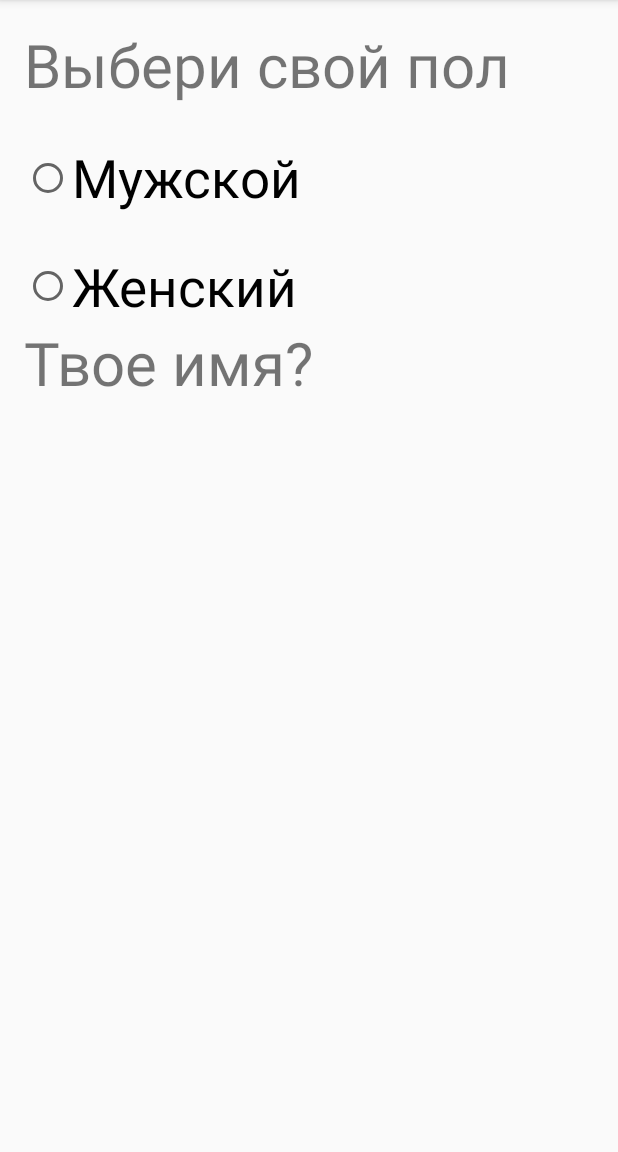
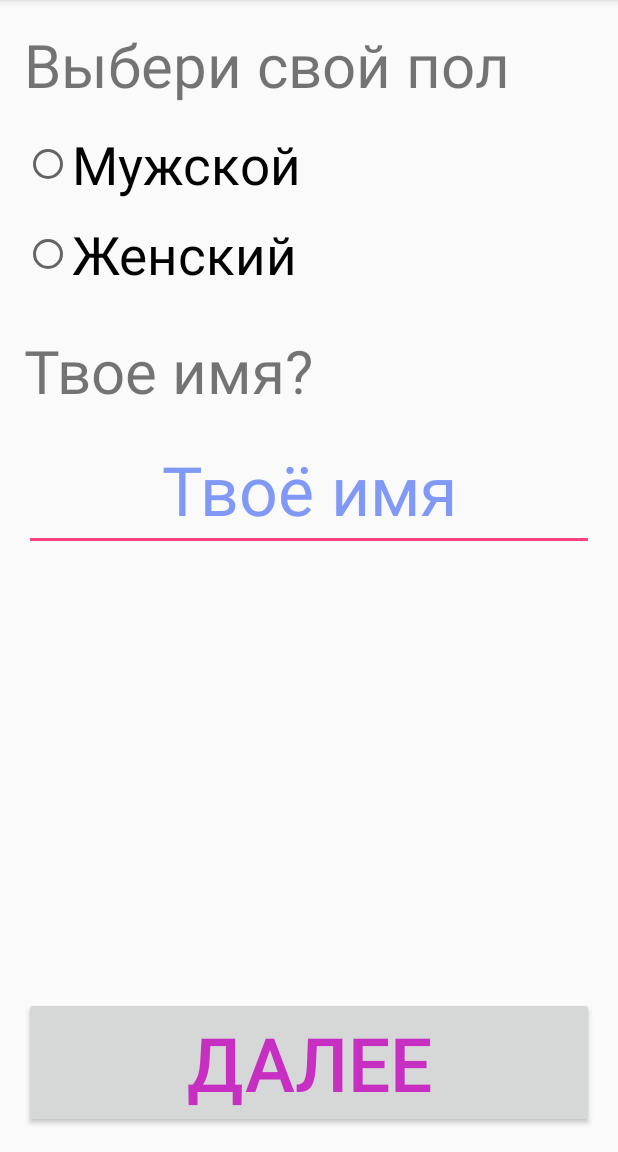
Before and after one commit to AppCampSiberia/FortuneCookies, an Android app: the NameActivity screen opened directly, with no data from a screen before it, on a phone screen of 412 x 824 dp, the part 84-1236 px from its top. Run offline under Robolectric (Android 15) with nearby library versions, the phone set to English and light mode, and no system bars.

Commit message:
Экран "твое имя" готов. сделали кнопку далее

```diff
--- a/app/src/main/java/appcampsiberia/fortunecookies/MainActivity.java
+++ b/app/src/main/java/appcampsiberia/fortunecookies/MainActivity.java
@@ -19,7 +19,7 @@ public class MainActivity extends AppCompatActivity {
         buttonBegin.setOnClickListener(new View.OnClickListener() {
             @Override
             public void onClick(View v) {
-                Intent intent = new Intent(MainActivity.this, FlavorActivity.class);
+                Intent intent = new Intent(MainActivity.this, NameActivity.class);
                 startActivity(intent);
             }
         });
--- a/app/src/main/java/appcampsiberia/fortunecookies/NameActivity.java
+++ b/app/src/main/java/appcampsiberia/fortunecookies/NameActivity.java
@@ -1,13 +1,27 @@
 package appcampsiberia.fortunecookies;
 
+import android.content.Intent;
 import android.support.v7.app.AppCompatActivity;
 import android.os.Bundle;
+import android.view.View;
+import android.widget.Button;
 
 public class NameActivity extends AppCompatActivity {
+
+    Button buttonNext;
 
     @Override
     protected void onCreate(Bundle savedInstanceState) {
         super.onCreate(savedInstanceState);
         setContentView(R.layout.activity_name);
+
+        buttonNext = (Button) findViewById(R.id.buttonNext);
+        buttonNext.setOnClickListener(new View.OnClickListener() {
+            @Override
+            public void onClick(View v) {
+                Intent intent = new Intent(NameActivity.this, FlavorActivity.class);
+                startActivity(intent);
+            }
+        });
     }
 }
--- a/app/src/main/res/layout/activity_flavor.xml
+++ b/app/src/main/res/layout/activity_flavor.xml
@@ -16,16 +16,8 @@
         android:id="@+id/linearLayout">
 
         <LinearLayout
-            android:orientation="horizontal"
             android:layout_width="match_parent"
             android:layout_height="wrap_content">
-
-            <TextView
-                android:layout_width="wrap_content"
-                android:layout_height="wrap_content"
-                android:text="4."
-                android:id="@+id/textView"
-                android:textSize="40sp" />
 
             <TextView
                 android:layout_width="wrap_content"
--- a/app/src/main/res/layout/activity_name.xml
+++ b/app/src/main/res/layout/activity_name.xml
@@ -31,38 +31,20 @@
         <LinearLayout
             android:orientation="horizontal"
             android:layout_width="match_parent"
-            android:layout_height="wrap_content">
-
-            <RadioButton
-                android:layout_width="wrap_content"
-                android:layout_height="97dp"
-                android:text="Мужской"
-                android:id="@+id/radioButton5"
-                android:textSize="35sp" />
-        </LinearLayout>
-
-        <RadioButton
-            android:layout_width="wrap_content"
             android:layout_height="wrap_content"
-            android:text="Женский"
-            android:id="@+id/radioButton6"
-            android:checked="false"
-            android:textSize="35sp" />
-
-        <LinearLayout
-            android:orientation="horizontal"
-            android:layout_width="match_parent"
-            android:layout_height="match_parent"
             android:weightSum="1">
 
             <TextView
-                android:layout_width="wrap_content"
-                android:layout_height="96dp"
+                android:layout_width="match_parent"
+                android:layout_height="wrap_content"
                 android:text="Твое имя?"
                 android:id="@+id/textView4"
                 android:textIsSelectable="false"
                 android:textSize="40sp"
-                android:layout_weight="0.77" />
+                android:layout_weight="0.77"
+                android:layout_marginTop="150dp"
+                android:layout_marginRight="50dp" />
+
         </LinearLayout>
 
         <LinearLayout
@@ -74,6 +56,56 @@
                 android:layout_width="wrap_content"
                 android:layout_height="wrap_content"
                 android:id="@+id/imageView4" />
+
         </LinearLayout>
+
     </LinearLayout>
+
+    <LinearLayout
+        android:orientation="horizontal"
+        android:layout_width="match_parent"
+        android:layout_height="match_parent">
+
+        <Button
+            android:layout_width="wrap_content"
+            android:layout_height="wrap_content"
+            android:id="@+id/buttonNext"
+            android:textSize="50sp"
+            android:text="Далее"
+            android:textColor="#c72ec2"
+            android:layout_gravity="bottom|center_horizontal"
+            android:layout_weight="1" />
+
+    </LinearLayout>
+
+    <EditText
+        android:layout_width="match_parent"
+        android:layout_height="wrap_content"
+        android:id="@+id/editText"
+        android:layout_marginTop="270dp"
+        android:textSize="45sp"
+        android:text="Твоё имя"
+        android:gravity="center|center_horizontal"
+        android:textColor="#8199f6" />
+
+    <RadioButton
+        android:layout_width="wrap_content"
+        android:layout_height="wrap_content"
+        android:text="Женский"
+        android:id="@+id/radioButton6"
+        android:checked="false"
+        android:textSize="35sp"
+        android:layout_gravity="left"
+        android:layout_marginTop="130dp" />
+
+    <RadioButton
+        android:layout_width="wrap_content"
+        android:layout_height="wrap_content"
+        android:text="Мужской"
+        android:id="@+id/radioButton5"
+        android:textSize="35sp"
+        android:layout_gravity="left"
+        android:layout_marginTop="70dp"
+        android:checked="false" />
+
 </RelativeLayout>
```
